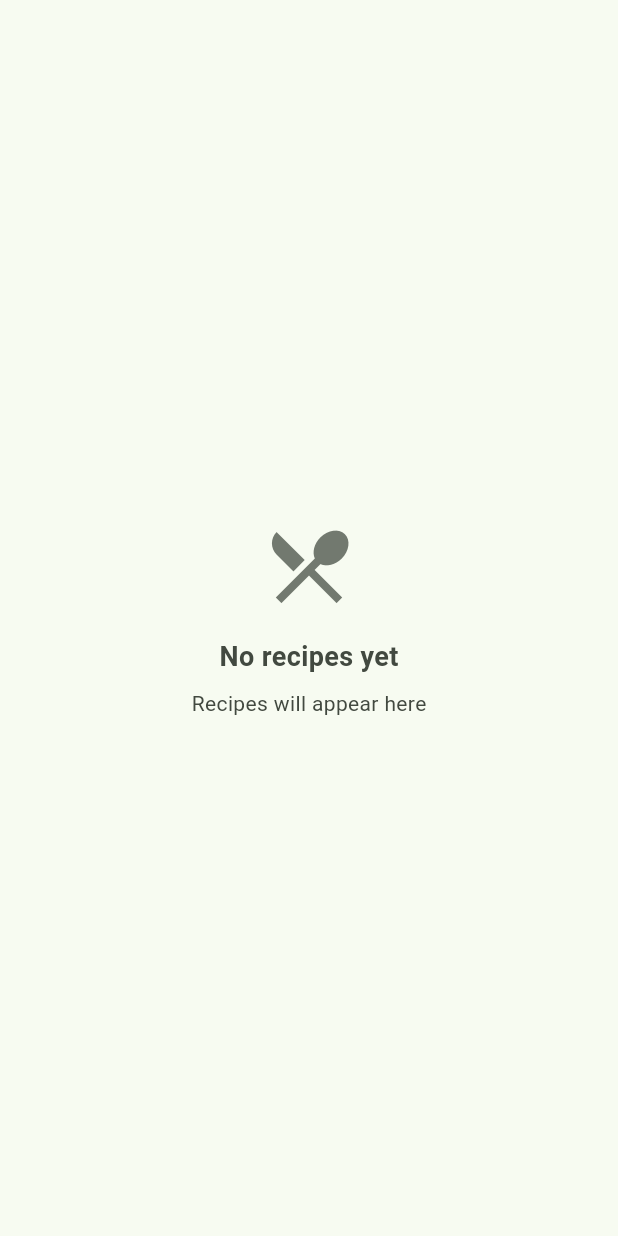
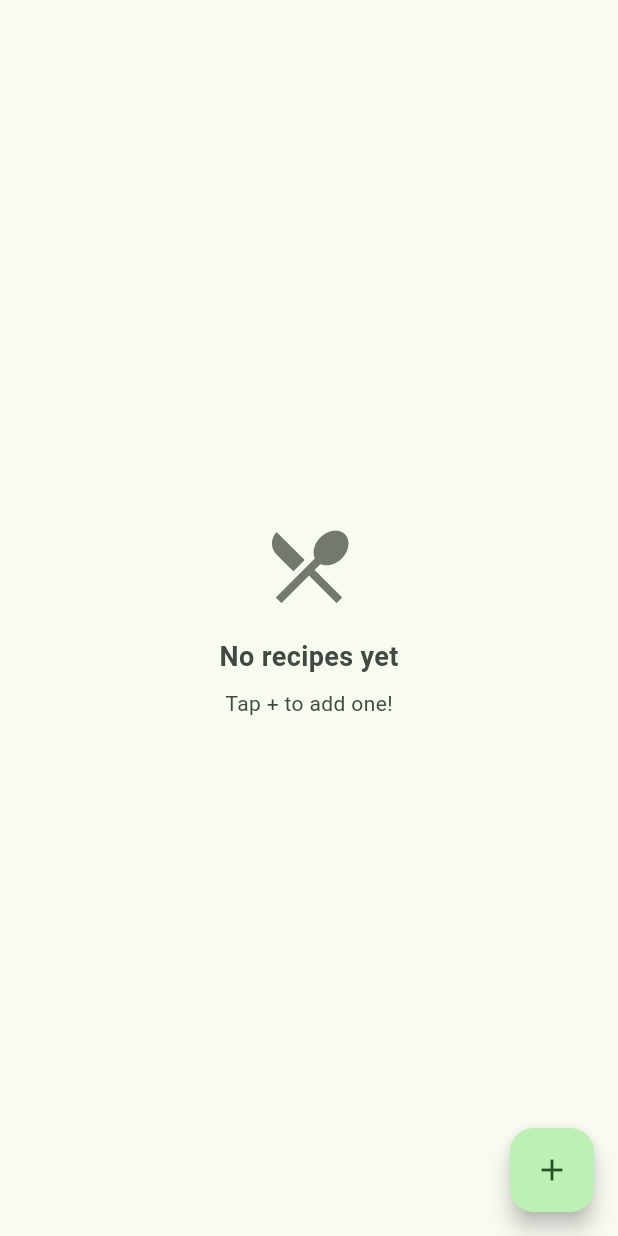
Before and after one commit to mlebrun/snackapp, a Flutter app: the RecipeListScreen screen opened directly with empty values, on a phone screen of 412 x 824 dp. Run offline on Flutter 3.47's test engine with Material 3 defaults, Android fonts, the phone set to English and light mode, and no system bars.

Commit message:
auto-claude: subtask-1-1 - Add onAddRecipe callback to RecipeListScreen and wrap content in Scaffold with FAB
- Added onAddRecipe VoidCallback parameter
- Wrapped build content in Scaffold with FloatingActionButton
- Updated empty state text to "Tap + to add one!"
- Extracted list view building to _buildListView method
- Follows GroceryListScreen pattern

Co-Authored-By: Claude Opus 4.5 <noreply@anthropic.com>

```diff
--- a/lib/screens/recipe_list_screen.dart
+++ b/lib/screens/recipe_list_screen.dart
@@ -6,6 +6,7 @@ import '../widgets/recipe_details_panel.dart';
 ///
 /// This screen allows users to:
 /// - View all recipes with their stock status
+/// - Add new recipes via a floating action button
 /// - Tap a recipe to view and edit its details
 /// - Add recipe ingredients to the grocery list
 ///
@@ -16,12 +17,16 @@ class RecipeListScreen extends StatelessWidget {
   const RecipeListScreen({
     super.key,
     required this.recipes,
+    required this.onAddRecipe,
     required this.onAddToGroceryList,
     required this.onUpdateRecipe,
   });
 
   /// The list of recipes to display.
   final List<Recipe> recipes;
+
+  /// Callback when user wants to add a new recipe.
+  final VoidCallback onAddRecipe;
 
   /// Callback when user wants to add ingredients to grocery list.
   final void Function(Recipe recipe) onAddToGroceryList;
@@ -77,7 +82,7 @@ class RecipeListScreen extends StatelessWidget {
           ),
           const SizedBox(height: 8),
           Text(
-            'Recipes will appear here',
+            'Tap + to add one!',
             style: TextStyle(
               fontSize: 14,
               color: colorScheme.onSurfaceVariant,
@@ -152,12 +157,8 @@ class RecipeListScreen extends StatelessWidget {
     );
   }
 
-  @override
-  Widget build(BuildContext context) {
-    if (recipes.isEmpty) {
-      return _buildEmptyState(context);
-    }
-
+  /// Builds the list view of recipes.
+  Widget _buildListView(BuildContext context) {
     // Create sorted copy for display - In Stock recipes appear before Out of Stock
     final sortedRecipes = List<Recipe>.from(recipes)
       ..sort((a, b) {
@@ -173,4 +174,18 @@ class RecipeListScreen extends StatelessWidget {
           _buildRecipeTile(context, sortedRecipes[index]),
     );
   }
+
+  @override
+  Widget build(BuildContext context) {
+    // Note: This screen is designed to be used within a TabBarView and does not
+    // include its own AppBar since the parent HomeScreen provides one.
+    return Scaffold(
+      body: recipes.isEmpty ? _buildEmptyState(context) : _buildListView(context),
+      floatingActionButton: FloatingActionButton(
+        onPressed: onAddRecipe,
+        tooltip: 'Add recipe',
+        child: const Icon(Icons.add),
+      ),
+    );
+  }
 }
```
